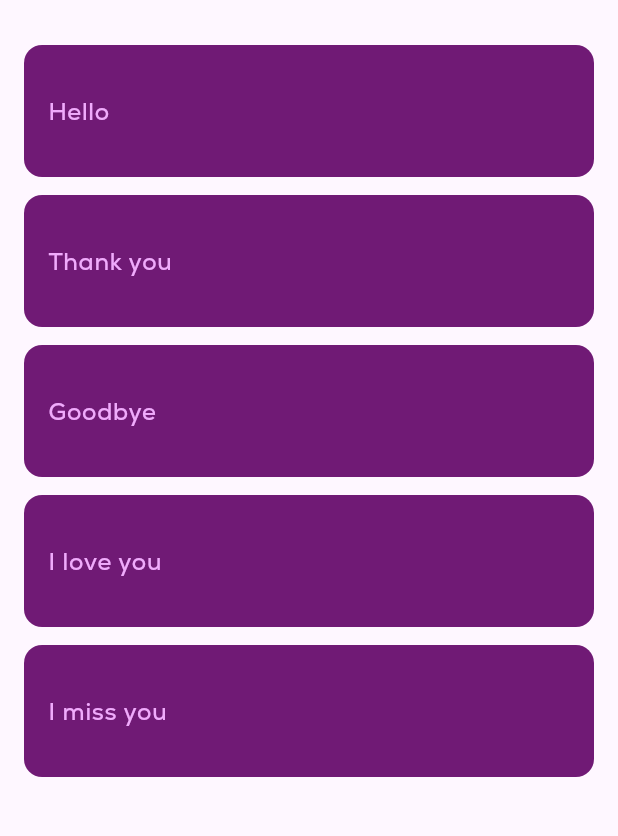
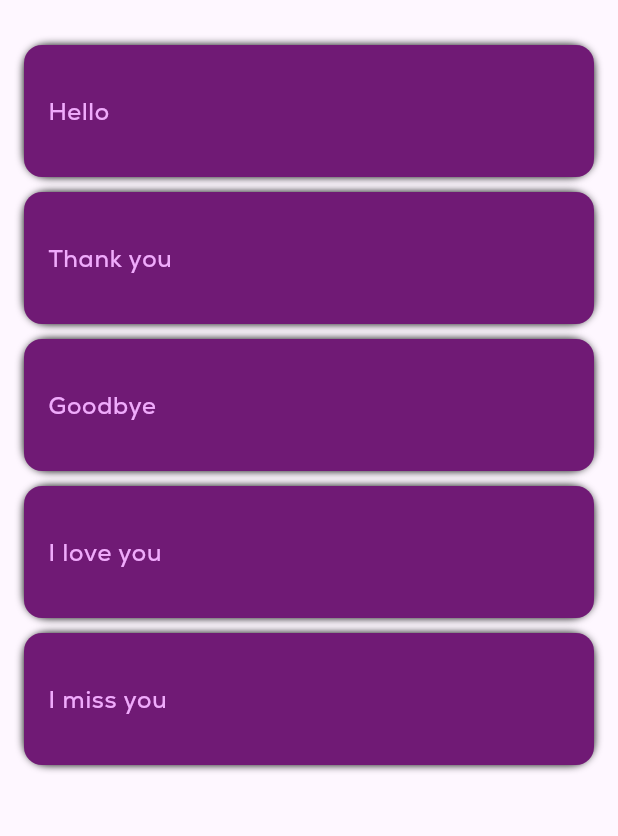
Before and after one commit to chouyo/project_led, a Flutter app: the screen it shows after launch, on a phone screen of 412 x 824 dp, the part 63-899 px from its top. Run offline on Flutter 3.47's test engine with Material 3 defaults, Android fonts, the phone set to English and light mode, and no system bars; our stand-ins replace get, hive, hive_flutter, vibration, wakelock_plus; accounts and stored records are empty.

Commit message:
Refactor ListScreen to replace Padding with a styled Container for improved UI presentation; update ScrollText to wrap Text in a RepaintBoundary for enhanced rendering performance.

```diff
--- a/lib/presentation/list/list.screen.dart
+++ b/lib/presentation/list/list.screen.dart
@@ -87,8 +87,16 @@ class ListScreen extends GetView<ListController> {
           itemBuilder: (context, index) {
             final led = controller.leds[index];
             final timestamp = DateTime.now().millisecondsSinceEpoch;
-            return Padding(
-              padding: const EdgeInsets.only(bottom: 12),
+            return Container(
+              decoration: BoxDecoration(
+                color: Colors.grey,
+                borderRadius: BorderRadius.circular(16),
+                boxShadow: [
+                  BoxShadow(
+                      color: Colors.black, spreadRadius: 0, blurRadius: 4),
+                ],
+              ),
+              margin: EdgeInsets.only(bottom: 10),
               child: ClipRRect(
                 borderRadius: BorderRadius.circular(12),
                 child: Dismissible(
--- a/lib/presentation/shared/scroll_text.dart
+++ b/lib/presentation/shared/scroll_text.dart
@@ -153,11 +153,13 @@ class _ScrollTextState extends State<ScrollText>
                 builder: (context, child) {
                   return Transform.translate(
                     offset: Offset(_animation.value.dx * _screenWidth, 0),
-                    child: Text(
-                      widget.text,
-                      style: widget.textStyle,
-                      overflow: TextOverflow.visible,
-                      softWrap: false,
+                    child: RepaintBoundary(
+                      child: Text(
+                        widget.text,
+                        style: widget.textStyle,
+                        overflow: TextOverflow.visible,
+                        softWrap: false,
+                      ),
                     ),
                   );
                 },
```
